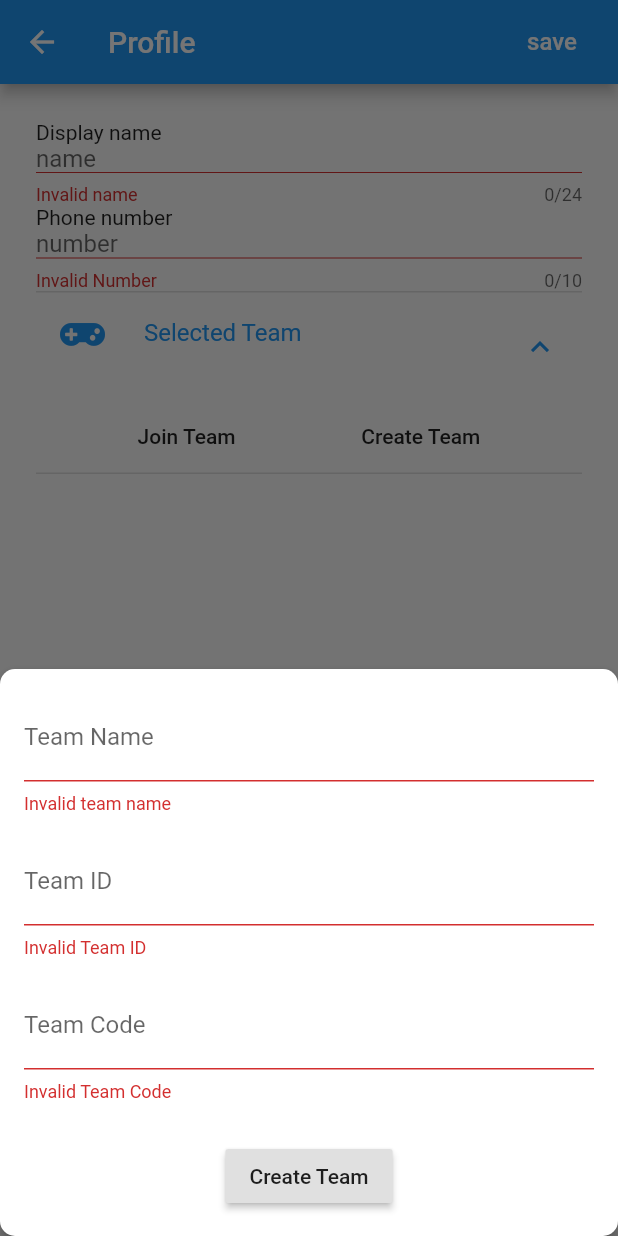
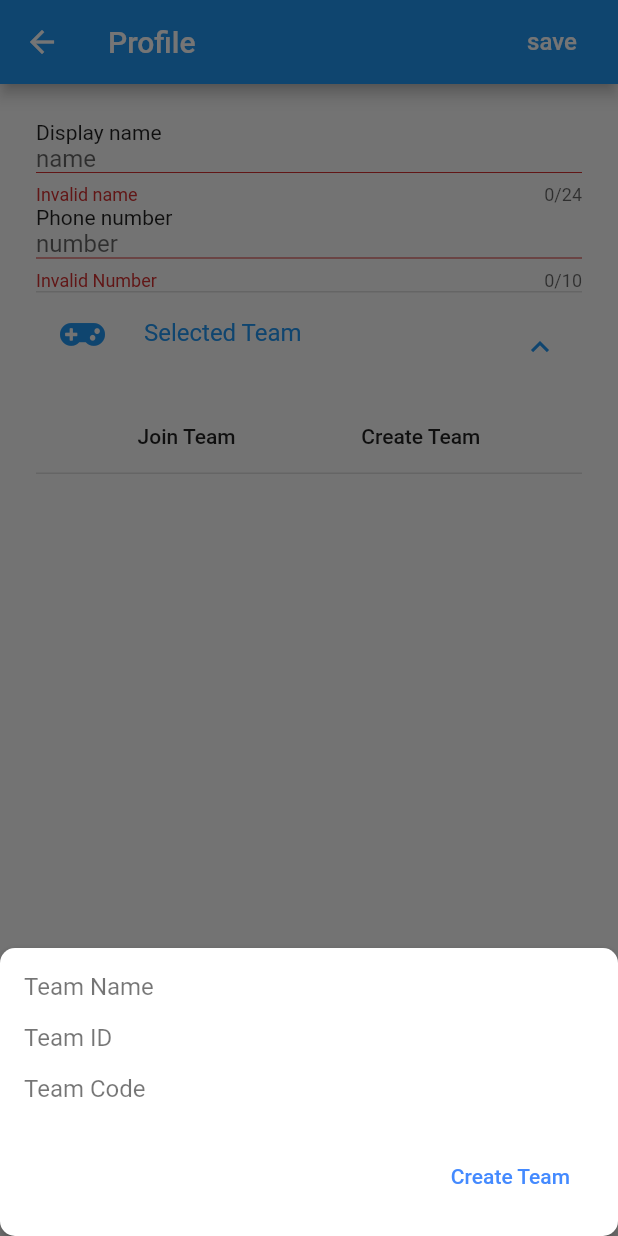
Before and after one commit to udhay24/cosmo, a Flutter app: the UserProfileScreen screen opened by its route, after a tap on "Selected Team", after a tap on "Create Team", on a phone screen of 412 x 824 dp. Run offline on Flutter 3.47's test engine with Material 2 defaults, Android fonts, the phone set to English and light mode, and no system bars; our stand-ins replace bloc, cloud_firestore, equatable, firebase_auth, flutter_bloc, flutter_icons and 4 more; accounts and stored records are empty; network calls fail.

Commit message:
updated create team screen

```diff
--- a/lib/user_detail/ui/create_team_form.dart
+++ b/lib/user_detail/ui/create_team_form.dart
@@ -17,7 +17,8 @@ class _CreateTeamFormState extends State<CreateTeamForm> {
   final TextEditingController _teamIDController = TextEditingController();
   final TextEditingController _teamCodeController = TextEditingController();
 
-  GlobalKey<FormState> _globalKey = GlobalKey();
+  GlobalKey<FormState> _formKey = GlobalKey();
+  bool _submitEnabled = false;
 
   @override
   void dispose() {
@@ -29,31 +30,29 @@ class _CreateTeamFormState extends State<CreateTeamForm> {
 
   @override
   Widget build(BuildContext context) {
-    return BlocConsumer<UserProfileBloc, UserProfileState>(
+    return BlocBuilder<UserProfileBloc, UserProfileState>(
       bloc: widget.userProfileBloc,
       builder: (context, state) {
         return Padding(
-          padding: MediaQuery.of(context).viewInsets,
+          padding: MediaQuery
+              .of(context)
+              .viewInsets,
           child: Form(
-            key: _globalKey,
+            key: _formKey,
+            onChanged: () => setState(() => _formKey.currentState.validate()),
             child: Padding(
               padding: const EdgeInsets.all(16.0),
-              child: Column(
-                mainAxisSize: MainAxisSize.min,
+              child: Column(mainAxisSize: MainAxisSize.min,
+                  crossAxisAlignment: CrossAxisAlignment.end,
                   children: <Widget>[
                     TextFormField(
                       controller: _teamNameController,
-                  decoration: InputDecoration(labelText: "Team Name"),
-//              decoration: InputDecoration(
-//                border: OutlineInputBorder(
-//                    borderRadius: BorderRadius.circular(8),
-//                    borderSide: BorderSide()),
-//                labelText: 'Team Name',
-//              ),
-                  autovalidate: true,
+                      decoration: InputDecoration.collapsed(
+                          hintText: "Team Name",
+                          hintStyle: TextStyle(color: Colors.black54)),
                       validator: (value) {
                         if (!Validators.isValidName(value)) {
-                      return "Invalid team name";
+                          return "Invalid Team Name";
                         } else {
                           return null;
                         }
@@ -64,8 +63,9 @@ class _CreateTeamFormState extends State<CreateTeamForm> {
                     ),
                     TextFormField(
                       controller: _teamIDController,
-                  autovalidate: true,
-                  decoration: InputDecoration(labelText: "Team ID"),
+                      decoration: InputDecoration.collapsed(
+                          hintText: "Team ID",
+                          hintStyle: TextStyle(color: Colors.black54)),
                       validator: (value) {
                         if (!Validators.isValidName(value)) {
                           return "Invalid Team ID";
@@ -79,8 +79,10 @@ class _CreateTeamFormState extends State<CreateTeamForm> {
                     ),
                     TextFormField(
                       controller: _teamCodeController,
-                  autovalidate: true,
-                  decoration: InputDecoration(labelText: "Team Code"),
+                      decoration: InputDecoration.collapsed(
+                          hintText: "Team Code",
+                          border: InputBorder.none,
+                          hintStyle: TextStyle(color: Colors.black54)),
                       validator: (value) {
                         if (!Validators.isValidName(value)) {
                           return "Invalid Team Code";
@@ -92,35 +94,23 @@ class _CreateTeamFormState extends State<CreateTeamForm> {
                     SizedBox(
                       height: 25,
                     ),
-                Center(
-                  child: RaisedButton(
-                    onPressed: () {
-                      if (_globalKey.currentState.validate()) {
-                        widget.userProfileBloc.add(
-                            CreateTeamPressed(
+                    OutlineButton(
+                      borderSide: BorderSide.none,
+                      textColor: Colors.blueAccent,
+                      disabledTextColor: Colors.grey,
+                      onPressed: _submitEnabled ? () =>
+                          widget.userProfileBloc.add(CreateTeamPressed(
                               teamName: _teamNameController.text,
                               teamID: _teamIDController.text,
-                                teamCode: _teamCodeController.text));
-                      } else {
-                        Scaffold.of(context).showSnackBar(SnackBar(
-                            content: Text("Enter valid details"),
-                            behavior: SnackBarBehavior.floating,
-                            elevation: 10));
-                      }
-                    },
+                              teamCode: _teamCodeController.text))
+                      : null,
                       child: Text("Create Team"),
-                  ),
                     )
                   ]),
             ),
           ),
         );
       },
-      listener: (BuildContext context, state) {
-        if (state is CreateTeamSuccess) {
-          Navigator.of(context).pop();
-        }
-      },
     );
   }
 }
--- a/lib/user_detail/ui/profile_screen_form.dart
+++ b/lib/user_detail/ui/profile_screen_form.dart
@@ -7,6 +7,7 @@ import 'package:pubg/data_source/user_repository.dart';
 import 'package:pubg/user_detail/bloc/bloc.dart';
 import 'package:pubg/user_detail/ui/create_team_form.dart';
 import 'package:pubg/util/validators.dart';
+import 'package:pubg/util/widget_util.dart';
 
 import 'join_team_form.dart';
 
@@ -50,7 +51,7 @@ class _UserProfileFormState extends State<UserProfileForm> {
         listener: (context, state) {
       if (state is FindTeamSuccess) {
         _teamReference.value = state.teamReference;
-        Scaffold.of(context).showSnackBar(_buildSnackBar("Team found"));
+        Scaffold.of(context).showSnackBar(buildSnackBar("Team found"));
         Navigator.of(context).pop();
         if (_formKey.currentState.validate() &&
             _selectedTeamName.value.isNotEmpty) {
@@ -63,25 +64,27 @@ class _UserProfileFormState extends State<UserProfileForm> {
           _updateProfile();
         }
       } else if (state is UserProfileUpdateSuccess) {
-        Scaffold.of(context).showSnackBar(_buildSnackBar("Profile Updated"));
+        Scaffold.of(context).showSnackBar(buildSnackBar("Profile Updated"));
       } else if (state is UserProfileLoadedState) {
         _userNameController.text = state.userDetail.userName;
         _phoneNumberController.text = state.userDetail.phoneNumber.toString();
         _teamReference.value = state.userDetail.joinedTeam;
       } else if (state is UserProfileUpdating) {
         Scaffold.of(context)
-            .showSnackBar(_buildLoadingSnackBar("Updating profile"));
+            .showSnackBar(buildLoadingSnackBar("Updating profile"));
       } else if (state is UserProfileStartUpdate) {
         _updateProfile();
       } else if (state is FindTeamFailure) {
-        Scaffold.of(context).showSnackBar(_buildSnackBar("Team Not Found"));
+        Scaffold.of(context).showSnackBar(buildSnackBar("Team Not Found"));
       } else if (state is FindTeamSearching) {
         Scaffold.of(context)
-            .showSnackBar(_buildLoadingSnackBar("Searching Team"));
+            .showSnackBar(buildLoadingSnackBar("Searching Team"));
       } else if (state is CannotJoinTeam) {
         Scaffold.of(context).showSnackBar(
-          _buildSnackBar("This team has reached maximum members limit"),
+          buildSnackBar("This team has reached maximum members limit"),
         );
+      } else if (state is CreateTeamSuccess) {
+        Navigator.of(context).pop();
       }
     }, builder: (context, state) {
       if (state is UserProfileLoading) {
@@ -148,34 +151,6 @@ class _UserProfileFormState extends State<UserProfileForm> {
         ]);
       }
     });
-  }
-
-  SnackBar _buildSnackBar(String text) {
-    return SnackBar(
-      content: Text(text),
-      elevation: 10,
-    );
-  }
-
-  SnackBar _buildLoadingSnackBar(String text) {
-    return SnackBar(
-        content: Row(
-          mainAxisAlignment: MainAxisAlignment.spaceBetween,
-          children: <Widget>[
-            Text(text),
-            SizedBox(
-              width: 10,
-            ),
-            SizedBox(
-              height: 24,
-              width: 24,
-              child: CircularProgressIndicator(
-                strokeWidth: 2,
-              ),
-            )
-          ],
-        ),
-        elevation: 10);
   }
 
   Widget _buildSelectedTeam(String value) {
```
Also changed, not shown: lib/user_detail/ui/join_team_form.dart (+39 -17 lines), lib/util/widget_util.dart (added, +30 -0 lines). Lines whose indentation alone changed are shown as unchanged.
